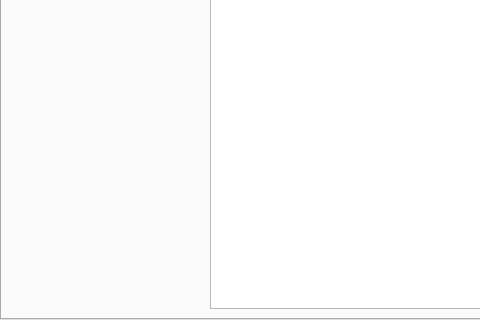
The window that Unicodia/FmMain.ui (Mercury13/unicodia) describes before a commit, drawn with Qt 5; both pictures show x 0 to 480 and y 280 to 600 of the 900 by 600 pixel window.
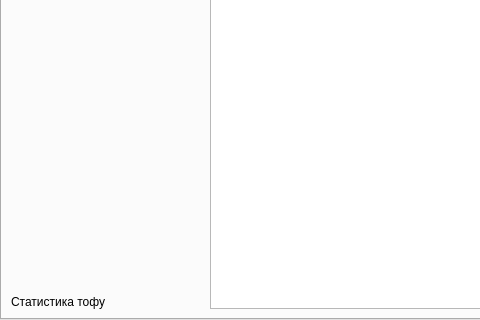
The same window after the commit. The open tabs and pages were chosen to show the change. Icons and pictures are not drawn. Custom widgets are drawn as their Qt base class.

The edit to the form file:
```diff
--- a/Unicodia/FmMain.ui
+++ b/Unicodia/FmMain.ui
@@ -614,6 +614,13 @@
             </property>
            </spacer>
           </item>
+          <item>
+           <widget class="QLabel" name="lbTofuStats">
+            <property name="text">
+             <string>Статистика тофу</string>
+            </property>
+           </widget>
+          </item>
          </layout>
         </item>
         <item>
```
Left out of the diff: 2 changed lines with no effect on the pictures.
